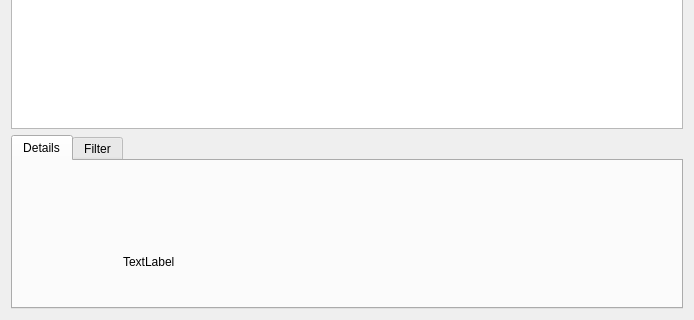
This is src/showlogdialog.ui in HamedMasafi/Logger as Qt 5 draws it before an edit; both pictures show x 0 to 694 and y 175 to 495 of the 694 by 495 pixel window. The edited form follows.
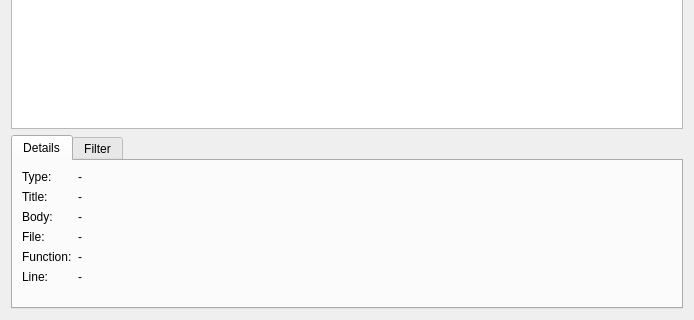
This is the edited form. The open tabs and pages were chosen to show the change.

Commit message: u window

```diff
--- a/src/showlogdialog.ui
+++ b/src/showlogdialog.ui
@@ -36,19 +36,110 @@
       <attribute name="title">
        <string>Details</string>
       </attribute>
-      <widget class="QLabel" name="labelDetailMessage">
-       <property name="geometry">
-        <rect>
-         <x>110</x>
-         <y>60</y>
-         <width>351</width>
-         <height>81</height>
-        </rect>
-       </property>
-       <property name="text">
-        <string>TextLabel</string>
-       </property>
-      </widget>
+      <layout class="QFormLayout" name="formLayout_2">
+       <item row="0" column="0">
+        <widget class="QLabel" name="labelDetailMessage_6">
+         <property name="text">
+          <string>Type:</string>
+         </property>
+        </widget>
+       </item>
+       <item row="1" column="0">
+        <widget class="QLabel" name="labelDetailMessage">
+         <property name="text">
+          <string>Title:</string>
+         </property>
+        </widget>
+       </item>
+       <item row="1" column="1">
+        <widget class="QLabel" name="labelTitle">
+         <property name="text">
+          <string>-</string>
+         </property>
+         <property name="wordWrap">
+          <bool>true</bool>
+         </property>
+        </widget>
+       </item>
+       <item row="2" column="0">
+        <widget class="QLabel" name="labelDetailMessage_2">
+         <property name="text">
+          <string>Body:</string>
+         </property>
+        </widget>
+       </item>
+       <item row="2" column="1">
+        <widget class="QLabel" name="labelBody">
+         <property name="text">
+          <string>-</string>
+         </property>
+         <property name="wordWrap">
+          <bool>true</bool>
+         </property>
+        </widget>
+       </item>
+       <item row="3" column="0">
+        <widget class="QLabel" name="labelDetailMessage_3">
+         <property name="text">
+          <string>File:</string>
+         </property>
+        </widget>
+       </item>
+       <item row="3" column="1">
+        <widget class="QLabel" name="labelFile">
+         <property name="text">
+          <string>-</string>
+         </property>
+         <property name="wordWrap">
+          <bool>true</bool>
+         </property>
+        </widget>
+       </item>
+       <item row="4" column="0">
+        <widget class="QLabel" name="labelDetailMessage_4">
+         <property name="text">
+          <string>Function:</string>
+         </property>
+        </widget>
+       </item>
+       <item row="4" column="1">
+        <widget class="QLabel" name="labelFunction">
+         <property name="text">
+          <string>-</string>
+         </property>
+         <property name="wordWrap">
+          <bool>true</bool>
+         </property>
+        </widget>
+       </item>
+       <item row="5" column="0">
+        <widget class="QLabel" name="labelDetailMessage_5">
+         <property name="text">
+          <string>Line:</string>
+         </property>
+        </widget>
+       </item>
+       <item row="5" column="1">
+        <widget class="QLabel" name="labelLine">
+         <property name="text">
+          <string>-</string>
+         </property>
+         <property name="wordWrap">
+          <bool>true</bool>
+         </property>
+        </widget>
+       </item>
+       <item row="0" column="1">
+        <widget class="QLabel" name="labelType">
+         <property name="text">
+          <string>-</string>
+         </property>
+         <property name="wordWrap">
+          <bool>true</bool>
+         </property>
+        </widget>
+       </item>
+      </layout>
      </widget>
      <widget class="QWidget" name="tab">
       <attribute name="title">
```
Left out of the diff: 2 changed lines with no effect on the pictures. The commit also changes 4 other files.
